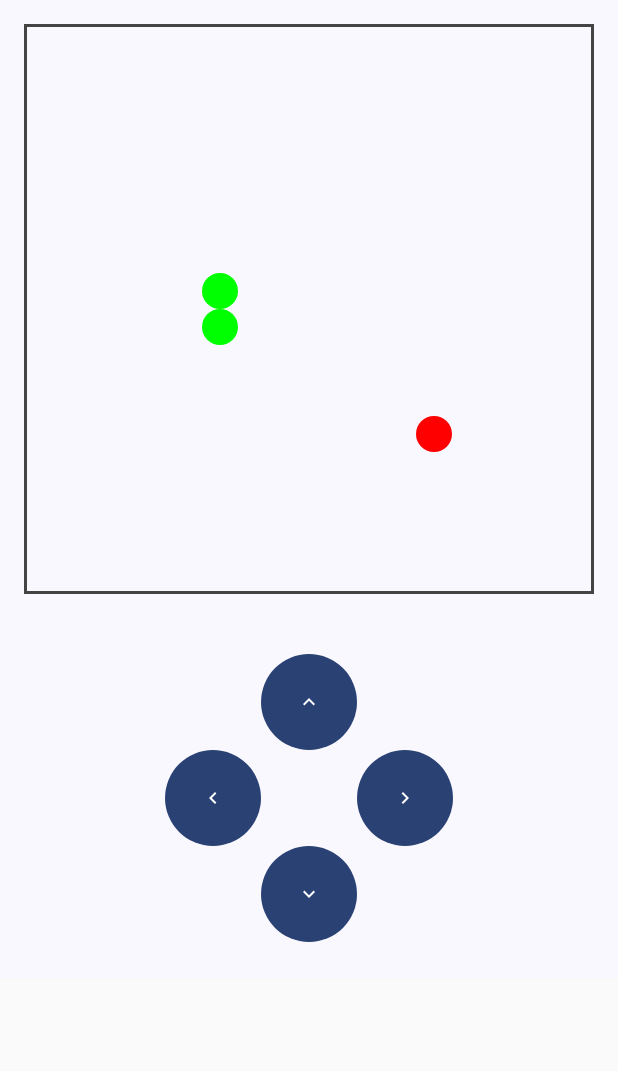
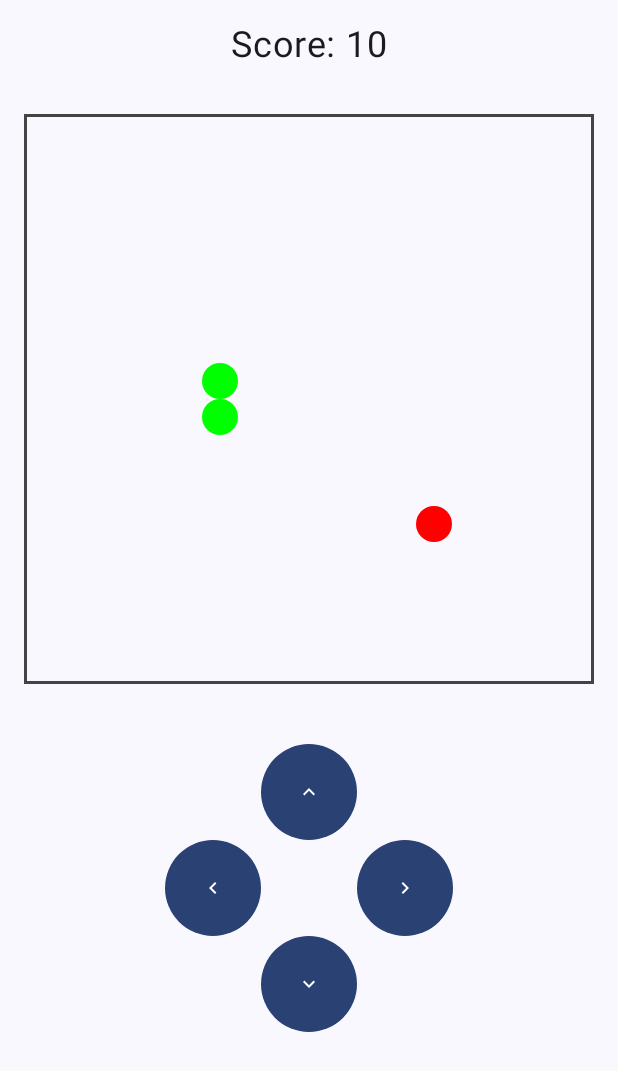
Before and after one commit to Edge-html/Final-Snake-Game-Repo, an Android app built with Jetpack Compose: the screen it shows after launch (MainActivity), after a tap on "Up", on a phone screen of 412 x 824 dp. Shown: the top 1071 px of the screen. Run offline under Robolectric (Android 15) with nearby library versions, the phone set to English and light mode, and no system bars.

Commit message:
Game with scoring system (Not final)

```diff
--- a/app/src/main/java/com/snake/snakes2/MainActivity.kt
+++ b/app/src/main/java/com/snake/snakes2/MainActivity.kt
@@ -1,5 +1,7 @@
+//MainActivity.kt
 package com.snake.snakes2
 
+import GameScreen
 import android.os.Bundle
 import androidx.activity.ComponentActivity
 import androidx.activity.compose.setContent
@@ -7,7 +9,7 @@ import androidx.activity.enableEdgeToEdge
 import androidx.compose.material3.Surface
 import androidx.compose.runtime.Composable
 import androidx.lifecycle.viewmodel.compose.viewModel
-import com.snake.snakes2.ui.game.GameScreen
+import GameScreen
 import com.snake.snakes2.ui.theme.Snakes2Theme
 import com.snake.snakes2.viewmodel.GameViewModel
 
--- a/app/src/main/java/com/snake/snakes2/data/GameState.kt
+++ b/app/src/main/java/com/snake/snakes2/data/GameState.kt
@@ -2,5 +2,6 @@ package com.snake.snakes2.data
 
 data class GameState(
     val food: Pair<Int, Int>,
-    val snake: List<Pair<Int, Int>>
+    val snake: List<Pair<Int, Int>>,
+    val score: Int = 0 // Add score property
 )
--- a/app/src/main/java/com/snake/snakes2/domain/Direction.kt
+++ b/app/src/main/java/com/snake/snakes2/domain/Direction.kt
@@ -1,3 +1,4 @@
+//Directions.kt
 package com.snake.snakes2.domain
 
 enum class Direction(val dx: Int, val dy: Int) {
--- a/app/src/main/java/com/snake/snakes2/domain/GameUseCase.kt
+++ b/app/src/main/java/com/snake/snakes2/domain/GameUseCase.kt
@@ -10,7 +10,7 @@ import java.util.Random
 class GameUseCase {
     private val mutex = Mutex()
     private val mutableState = MutableStateFlow(
-        GameState(food = Pair(5, 5), snake = listOf(Pair(7, 7)))
+        GameState(food = Pair(5, 5), snake = listOf(Pair(7, 7)), score = 0)
     )
     val state = mutableState
 
@@ -19,7 +19,7 @@ class GameUseCase {
             field = value
         }
 
-    var speed = 150L  //Initial speed in milliseconds
+    var speed = 150L  // Initial speed in milliseconds
 
     suspend fun updateGame() {
         mutex.withLock {
@@ -31,9 +31,12 @@ class GameUseCase {
             }
 
             val snakeLength = if (newPosition == mutableState.value.food) {
-                //If snake eats food, increase length and speed
+                // If snake eats food, increase length, score, and speed
                 mutableState.update {
-                    it.copy(food = Pair(Random().nextInt(BOARD_SIZE), Random().nextInt(BOARD_SIZE)))
+                    it.copy(
+                        food = Pair(Random().nextInt(BOARD_SIZE), Random().nextInt(BOARD_SIZE)),
+                        score = it.score + 10 // Increase score by 10 points
+                    )
                 }
                 speed = (speed * 0.9).toLong().coerceAtLeast(50L)
                 mutableState.value.snake.size + 1
--- a/app/src/main/java/com/snake/snakes2/ui/game/Board.kt
+++ b/app/src/main/java/com/snake/snakes2/ui/game/Board.kt
@@ -1,3 +1,4 @@
+//Board.kt
 package com.snake.snakes2.ui.game
 
 import androidx.compose.foundation.background
--- a/app/src/main/java/com/snake/snakes2/ui/game/Controls.kt
+++ b/app/src/main/java/com/snake/snakes2/ui/game/Controls.kt
@@ -1,3 +1,4 @@
+//Controls.kt
 package com.snake.snakes2.ui.game
 
 import androidx.compose.foundation.layout.*
@@ -12,10 +13,10 @@ import androidx.compose.runtime.Composable
 import androidx.compose.ui.Alignment
 import androidx.compose.ui.Modifier
 import androidx.compose.ui.unit.dp
-import com.snake.snakes2.domain.Direction // ✅ Import Direction
+import com.snake.snakes2.domain.Direction //Import Direction
 
 @Composable
-fun Controls(onDirectionChange: (Direction) -> Unit) { // ✅ Accept Direction
+fun Controls(onDirectionChange: (Direction) -> Unit) { //Accept Direction
     val buttonSize = Modifier.size(64.dp)
 
     Column(horizontalAlignment = Alignment.CenterHorizontally, modifier = Modifier.padding(24.dp)) {
--- a/app/src/main/java/com/snake/snakes2/ui/game/GameScreen.kt
+++ b/app/src/main/java/com/snake/snakes2/ui/game/GameScreen.kt
@@ -1,17 +1,27 @@
-package com.snake.snakes2.ui.game
-
 import androidx.compose.foundation.layout.*
+import androidx.compose.material3.Text
 import androidx.compose.runtime.Composable
 import androidx.compose.runtime.collectAsState
 import androidx.compose.ui.Alignment
+import androidx.compose.ui.Modifier
+import androidx.compose.ui.unit.dp
+import androidx.compose.ui.unit.sp
 import androidx.lifecycle.viewmodel.compose.viewModel
+import com.snake.snakes2.ui.game.Board
+import com.snake.snakes2.ui.game.Controls
 import com.snake.snakes2.viewmodel.GameViewModel
+
 
 @Composable
 fun GameScreen(gameViewModel: GameViewModel = viewModel()) {
     val state = gameViewModel.state.collectAsState()
 
     Column(horizontalAlignment = Alignment.CenterHorizontally) {
+        Text(
+            text = "Score: ${state.value.score}",
+            fontSize = 24.sp,
+            modifier = Modifier.padding(16.dp)
+        )
         Board(state.value)
         Controls { gameViewModel.changeDirection(it) }
     }
--- a/app/src/main/java/com/snake/snakes2/ui/theme/Color.kt
+++ b/app/src/main/java/com/snake/snakes2/ui/theme/Color.kt
@@ -1,3 +1,4 @@
+//Color.kt
 package com.snake.snakes2.ui.theme
 
 import androidx.compose.ui.graphics.Color
--- a/app/src/main/java/com/snake/snakes2/ui/theme/Theme.kt
+++ b/app/src/main/java/com/snake/snakes2/ui/theme/Theme.kt
@@ -1,3 +1,4 @@
+//Theme.kt
 package com.snake.snakes2.ui.theme
 
 import android.app.Activity
--- a/app/src/main/java/com/snake/snakes2/ui/theme/Type.kt
+++ b/app/src/main/java/com/snake/snakes2/ui/theme/Type.kt
@@ -1,3 +1,4 @@
+//Type.kt
 package com.snake.snakes2.ui.theme
 
 import androidx.compose.material3.Typography
--- a/app/src/main/java/com/snake/snakes2/viewmodel/GameViewModel.kt
+++ b/app/src/main/java/com/snake/snakes2/viewmodel/GameViewModel.kt
@@ -14,7 +14,7 @@ class GameViewModel : ViewModel() {
     init {
         viewModelScope.launch {
             while (true) {
-                delay(gameUseCase.speed) // ✅ Uses dynamic speed
+                delay(gameUseCase.speed)
                 gameUseCase.updateGame()
             }
         }
```
